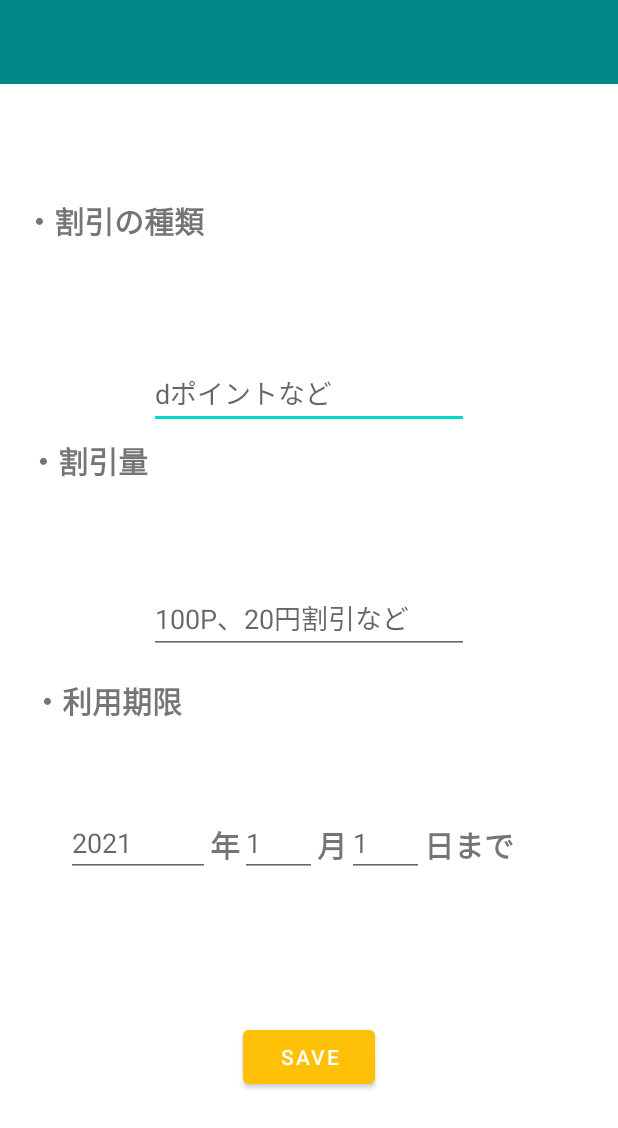
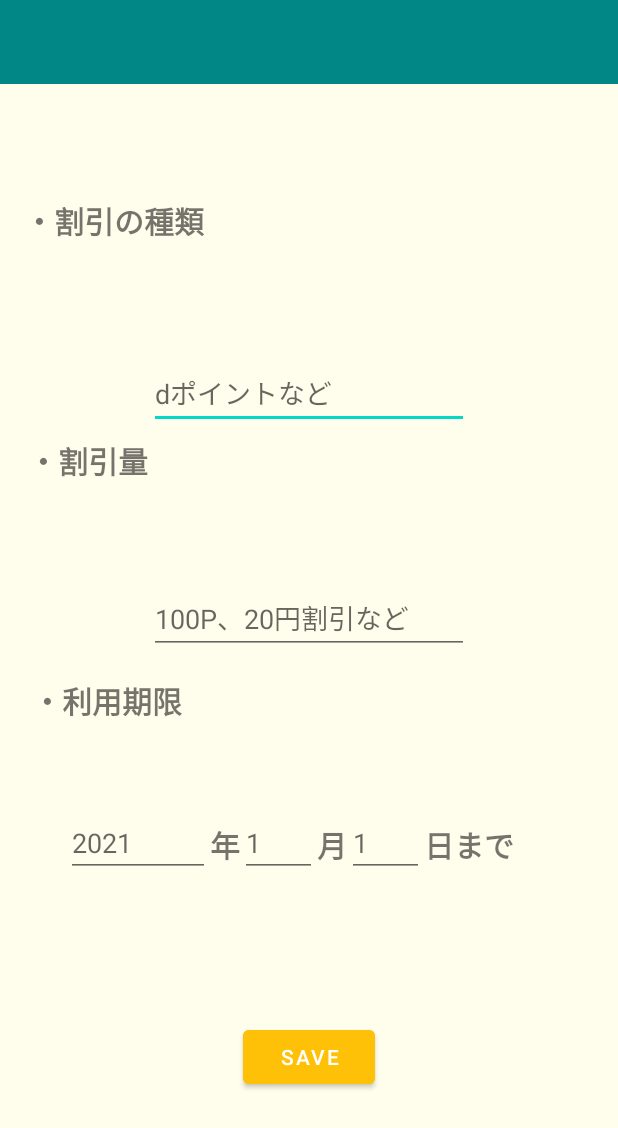
Before and after one commit to Mirerun/PointCheckApp, an Android app: the screen it shows after launch (MainActivity), on a phone screen of 412 x 824 dp. Shown: the top 1128 px of the screen. Run offline under Robolectric (Android 15) with nearby library versions, the light colour scheme and no system bars; libraries missing offline, so code that uses them is left out: io.realm; 3 statements that could not run were skipped.

Commit message:
レイアウトにidを付けた

```diff
--- a/app/src/main/res/layout/activity_main.xml
+++ b/app/src/main/res/layout/activity_main.xml
@@ -4,6 +4,7 @@
     xmlns:tools="http://schemas.android.com/tools"
     android:layout_width="match_parent"
     android:layout_height="match_parent"
+    android:background="#FFFDEB"
     tools:context=".MainActivity">
 
     <androidx.appcompat.widget.Toolbar
@@ -12,7 +13,10 @@
         android:layout_height="wrap_content"
         android:background="@color/teal_700"
         android:minHeight="?attr/actionBarSize"
-        android:theme="?attr/actionBarTheme" />
+        android:theme="?attr/actionBarTheme"
+        app:layout_constraintEnd_toEndOf="parent"
+        app:layout_constraintStart_toStartOf="parent"
+        app:layout_constraintTop_toTopOf="parent" />
 
     <TextView
         android:id="@+id/textView1"
@@ -22,13 +26,13 @@
         android:fontFamily="sans-serif-black"
         android:text="・割引の種類"
         android:textSize="20sp"
-        app:layout_constraintBottom_toTopOf="@+id/editTextTextPersonName"
+        app:layout_constraintBottom_toTopOf="@+id/typeEditText"
         app:layout_constraintEnd_toEndOf="parent"
         app:layout_constraintStart_toStartOf="parent"
         app:layout_constraintTop_toBottomOf="@+id/toolbar4" />
 
     <EditText
-        android:id="@+id/editTextTextPersonName"
+        android:id="@+id/typeEditText"
         android:layout_width="wrap_content"
         android:layout_height="wrap_content"
         android:layout_marginBottom="300dp"
@@ -54,7 +58,7 @@
         app:layout_constraintTop_toBottomOf="@+id/textView1" />
 
     <EditText
-        android:id="@+id/editTextTextPersonName2"
+        android:id="@+id/amountEditText"
         android:layout_width="wrap_content"
         android:layout_height="wrap_content"
         android:ems="10"
@@ -78,34 +82,8 @@
         app:layout_constraintStart_toStartOf="parent"
         app:layout_constraintTop_toBottomOf="@+id/textView2" />
 
-    <TextView
-        android:id="@+id/textView5"
-        android:layout_width="wrap_content"
-        android:layout_height="wrap_content"
-        android:layout_marginBottom="180dp"
-        android:fontFamily="sans-serif-black"
-        android:text="月"
-        android:textSize="20sp"
-        app:layout_constraintBottom_toBottomOf="parent"
-        app:layout_constraintEnd_toStartOf="@+id/editTextDate3"
-        app:layout_constraintStart_toEndOf="@+id/editTextDate2"
-        app:layout_constraintTop_toBottomOf="@id/textView3" />
-
     <EditText
-        android:id="@+id/editTextDate2"
-        android:layout_width="51dp"
-        android:layout_height="43dp"
-        android:layout_marginBottom="180dp"
-        android:ems="10"
-        android:hint="1"
-        android:inputType="date"
-        app:layout_constraintBottom_toBottomOf="parent"
-        app:layout_constraintEnd_toStartOf="@+id/textView5"
-        app:layout_constraintStart_toEndOf="@+id/textView4"
-        app:layout_constraintTop_toBottomOf="@id/textView3" />
-
-    <EditText
-        android:id="@+id/editTextDate"
+        android:id="@+id/yearEditText"
         android:layout_width="96dp"
         android:layout_height="43dp"
         android:layout_marginEnd="270dp"
@@ -128,8 +106,47 @@
         android:text="年"
         android:textSize="20sp"
         app:layout_constraintBottom_toBottomOf="parent"
-        app:layout_constraintEnd_toStartOf="@+id/editTextDate2"
-        app:layout_constraintStart_toEndOf="@id/editTextDate"
+        app:layout_constraintEnd_toStartOf="@+id/monthEditText"
+        app:layout_constraintStart_toEndOf="@id/yearEditText"
+        app:layout_constraintTop_toBottomOf="@id/textView3" />
+
+    <EditText
+        android:id="@+id/monthEditText"
+        android:layout_width="51dp"
+        android:layout_height="43dp"
+        android:layout_marginBottom="180dp"
+        android:ems="10"
+        android:hint="1"
+        android:inputType="date"
+        app:layout_constraintBottom_toBottomOf="parent"
+        app:layout_constraintEnd_toStartOf="@+id/textView5"
+        app:layout_constraintStart_toEndOf="@+id/textView4"
+        app:layout_constraintTop_toBottomOf="@id/textView3" />
+
+    <TextView
+        android:id="@+id/textView5"
+        android:layout_width="wrap_content"
+        android:layout_height="wrap_content"
+        android:layout_marginBottom="180dp"
+        android:fontFamily="sans-serif-black"
+        android:text="月"
+        android:textSize="20sp"
+        app:layout_constraintBottom_toBottomOf="parent"
+        app:layout_constraintEnd_toStartOf="@+id/dayEditText"
+        app:layout_constraintStart_toEndOf="@+id/monthEditText"
+        app:layout_constraintTop_toBottomOf="@id/textView3" />
+
+    <EditText
+        android:id="@+id/dayEditText"
+        android:layout_width="51dp"
+        android:layout_height="43dp"
+        android:layout_marginBottom="180dp"
+        android:ems="10"
+        android:hint="1"
+        android:inputType="date"
+        app:layout_constraintBottom_toBottomOf="parent"
+        app:layout_constraintEnd_toStartOf="@+id/textView6"
+        app:layout_constraintStart_toEndOf="@+id/textView5"
         app:layout_constraintTop_toBottomOf="@id/textView3" />
 
     <TextView
@@ -141,24 +158,11 @@
         android:text="日まで"
         android:textSize="20sp"
         app:layout_constraintBottom_toBottomOf="parent"
-        app:layout_constraintStart_toEndOf="@+id/editTextDate3"
-        app:layout_constraintTop_toBottomOf="@id/textView3" />
-
-    <EditText
-        android:id="@+id/editTextDate3"
-        android:layout_width="51dp"
-        android:layout_height="43dp"
-        android:layout_marginBottom="180dp"
-        android:ems="10"
-        android:hint="1"
-        android:inputType="date"
-        app:layout_constraintBottom_toBottomOf="parent"
-        app:layout_constraintEnd_toStartOf="@+id/textView6"
-        app:layout_constraintStart_toEndOf="@+id/textView5"
+        app:layout_constraintStart_toEndOf="@+id/dayEditText"
         app:layout_constraintTop_toBottomOf="@id/textView3" />
 
     <Button
-        android:id="@+id/button"
+        android:id="@+id/saveButton"
         android:layout_width="wrap_content"
         android:layout_height="wrap_content"
         android:backgroundTint="#FFC107"
@@ -166,5 +170,5 @@
         app:layout_constraintBottom_toBottomOf="parent"
         app:layout_constraintEnd_toEndOf="parent"
         app:layout_constraintStart_toStartOf="parent"
-        app:layout_constraintTop_toBottomOf="@+id/editTextDate2" />
+        app:layout_constraintTop_toBottomOf="@+id/monthEditText" />
 </androidx.constraintlayout.widget.ConstraintLayout>
```
